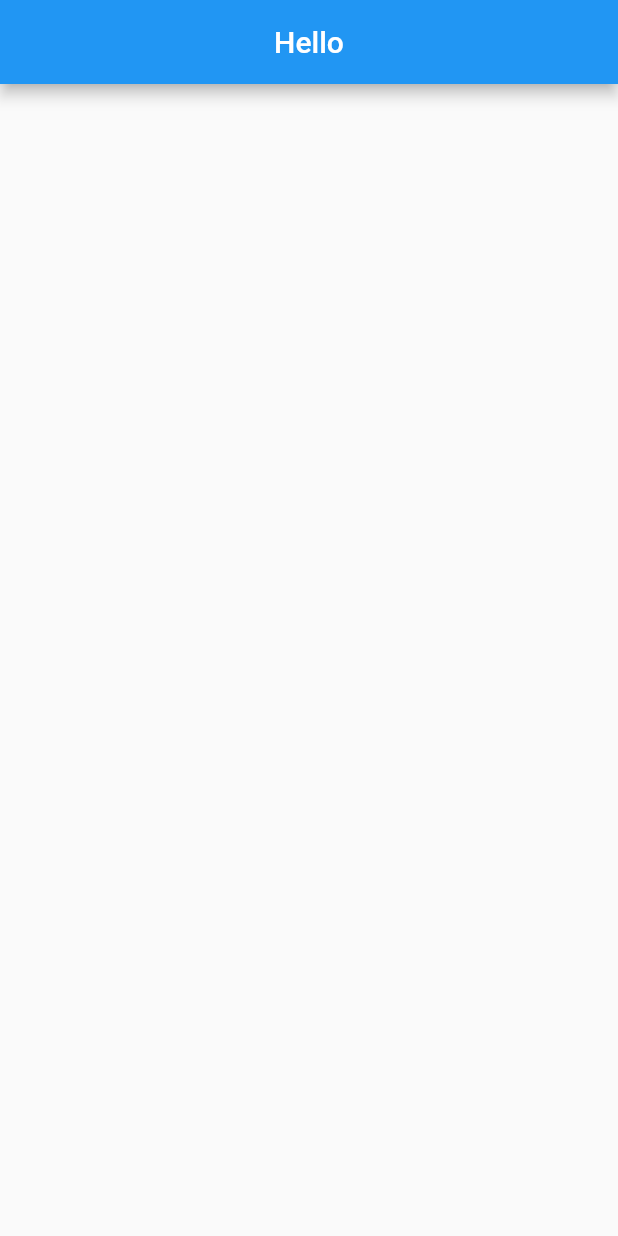
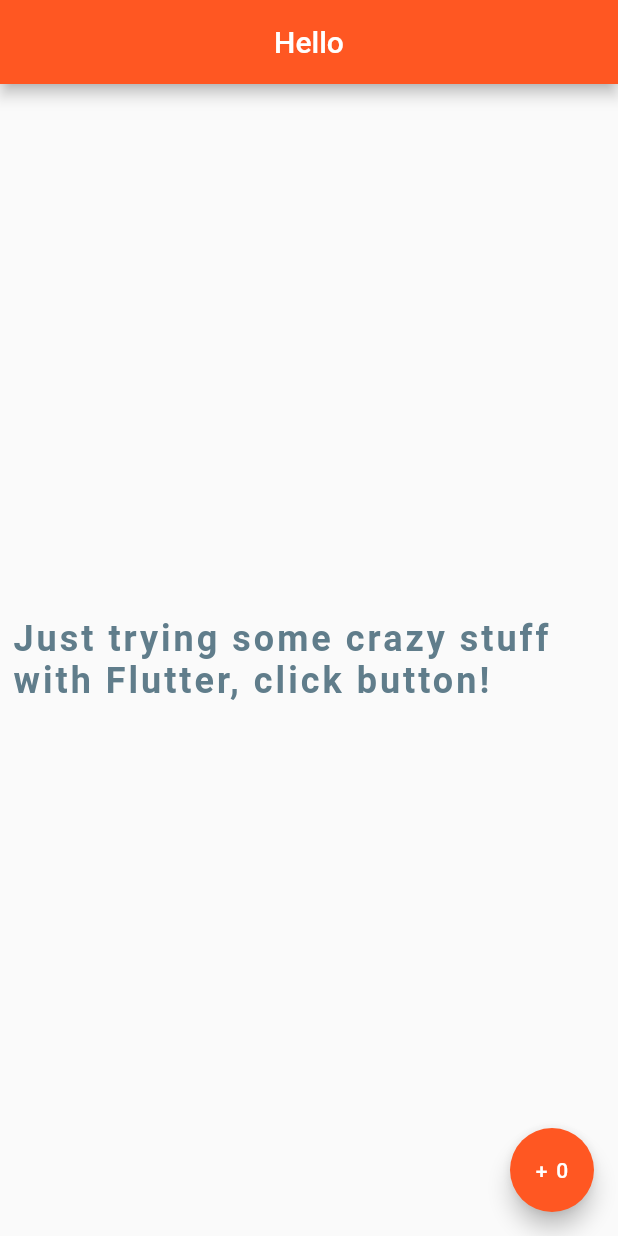
Before and after one commit to fcieminski/flutter-learning, a Flutter app: the screen it shows after launch, on a phone screen of 412 x 824 dp. Run offline on Flutter 3.47's test engine with Material 2 defaults, Android fonts, the phone set to English and light mode, and no system bars.

Commit message:
first ever statefull widget!

```diff
--- a/lib/main.dart
+++ b/lib/main.dart
@@ -5,13 +5,56 @@ void main() => runApp(MyApp());
 class MyApp extends StatelessWidget {
   @override
   Widget build(BuildContext context) {
-    return MaterialApp(
-      home: Scaffold(
+    return MaterialApp(home: Home());
+  }
+}
+
+class Home extends StatelessWidget {
+  @override
+  Widget build(BuildContext context) {
+    return Container(
+      child: Scaffold(
         appBar: AppBar(
           title: Text('Hello'),
           centerTitle: true,
+          backgroundColor: Colors.deepOrange,
         ),
+        body: Center(
+          child: Padding(
+            padding: EdgeInsets.symmetric(horizontal: 8),
+            child: Text(
+              'Just trying some crazy stuff with Flutter, click button!',
+              style: TextStyle(
+                fontSize: 24,
+                fontWeight: FontWeight.bold,
+                color: Colors.blueGrey,
+                letterSpacing: 2,
+              ),
+            ),
+          ),
+        ),
+        floatingActionButton: FloatButton(),
       ),
     );
   }
 }
+
+class FloatButton extends StatefulWidget {
+  @override
+  _FloatButtonState createState() => _FloatButtonState();
+}
+
+class _FloatButtonState extends State<FloatButton> {
+  int count = 0;
+  @override
+  Widget build(BuildContext context) {
+    return Container(
+      child: FloatingActionButton(
+        child: Text('+ $count'),
+        backgroundColor: Colors.deepOrange,
+        onPressed: () => setState(() => count++),
+        tooltip: 'Increment Counter',
+      ),
+    );
+  }
+}
```
